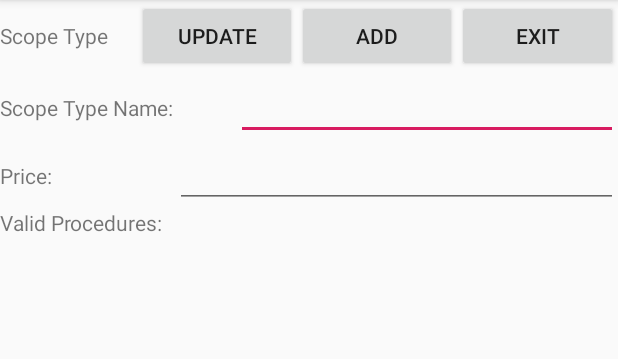
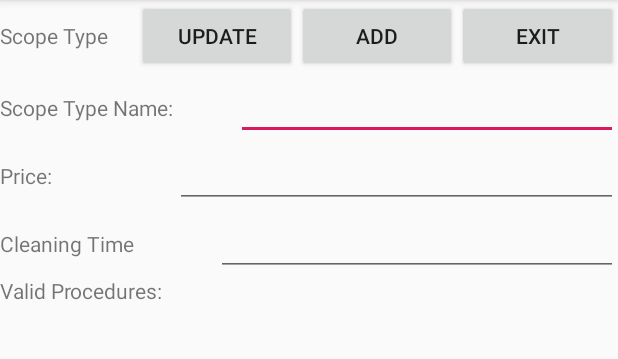
Before and after one commit to jschinto/olympus-simulation, an Android app: the ScopeTypeActivity screen opened directly, with no data from a screen before it, on a phone screen of 412 x 824 dp, the part 84-443 px from its top. Run offline under Robolectric (Android 15) with nearby library versions, the light colour scheme and no system bars.

Commit message:
Updated Scope and Scope Type

```diff
--- a/Simulation/app/src/main/res/layout/activity_scope2.xml
+++ b/Simulation/app/src/main/res/layout/activity_scope2.xml
@@ -75,7 +75,7 @@
             android:layout_width="wrap_content"
             android:layout_height="wrap_content"
             android:layout_weight="1"
-            android:text="@string/textCleaningTime" />
+            android:text="@string/AmountToAdd" />
 
         <EditText
             android:id="@+id/scopeEdit2"
--- a/Simulation/app/src/main/res/layout/activity_scope_type.xml
+++ b/Simulation/app/src/main/res/layout/activity_scope_type.xml
@@ -85,7 +85,26 @@
             android:ems="10"
             android:inputType="number" />
     </LinearLayout>
+    <LinearLayout
+        android:layout_width="match_parent"
+        android:layout_height="wrap_content"
+        android:orientation="horizontal">
 
+        <TextView
+            android:id="@+id/scopeTypeText4"
+            android:layout_width="wrap_content"
+            android:layout_height="wrap_content"
+            android:layout_weight="1"
+            android:text="@string/textCleaningTime" />
+
+        <EditText
+            android:id="@+id/scopeTypeEdit4"
+            android:layout_width="wrap_content"
+            android:layout_height="wrap_content"
+            android:layout_weight="1"
+            android:ems="10"
+            android:inputType="number" />
+    </LinearLayout>
     <LinearLayout
         android:layout_width="match_parent"
         android:layout_height="wrap_content"
```
Also changed, not shown: Simulation/app/src/main/java/com/olympus/simulation/Scope.java (+3 -9 lines), Simulation/app/src/main/java/com/olympus/simulation/ScopeActivity.java (+17 -23 lines), Simulation/app/src/main/java/com/olympus/simulation/ScopeTypeActivity.java (+22 -2 lines), Simulation/app/src/main/java/com/olympus/simulation/Scope_Type.java (+11 -1 lines), Simulation/app/src/main/java/com/olympus/simulation/SimulationActivity.java (+11 -10 lines), Simulation/app/src/main/java/com/olympus/simulation/Simulation_Manager.java (line endings or trailing spaces).
